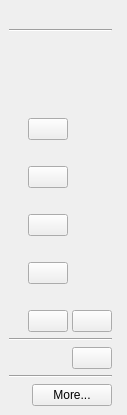
osza-tools/osza-browser, file src/lib/other/siteinfowidget.ui: the form before one commit.
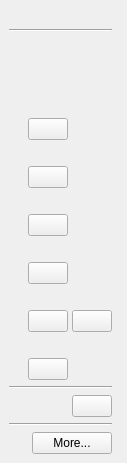
The form after the commit.

```diff
--- a/src/lib/other/siteinfowidget.ui
+++ b/src/lib/other/siteinfowidget.ui
@@ -38,7 +38,7 @@
       <property name="rightMargin">
        <number>15</number>
       </property>
-      <item row="16" column="0" colspan="3">
+      <item row="18" column="0" colspan="3">
        <layout class="QHBoxLayout" name="horizontalLayout_3">
         <item>
          <widget class="QLabel" name="protocolHandlerLabel"/>
@@ -65,7 +65,7 @@
         </property>
        </widget>
       </item>
-      <item row="18" column="0" colspan="3">
+      <item row="20" column="0" colspan="3">
        <layout class="QHBoxLayout" name="horizontalLayout_2">
         <property name="spacing">
          <number>6</number>
@@ -111,7 +111,7 @@
         </property>
        </widget>
       </item>
-      <item row="15" column="0" colspan="3">
+      <item row="17" column="0" colspan="3">
        <widget class="Line" name="protocolHandlerLine">
         <property name="orientation">
          <enum>Qt::Horizontal</enum>
@@ -125,7 +125,7 @@
         </property>
        </widget>
       </item>
-      <item row="17" column="0" colspan="3">
+      <item row="19" column="0" colspan="3">
        <widget class="Line" name="line">
         <property name="orientation">
          <enum>Qt::Horizontal</enum>
@@ -334,6 +334,43 @@
         </item>
        </layout>
       </item>
+      <item row="15" column="2">
+       <layout class="QHBoxLayout" name="cookieLifecycleRowLayout">
+        <property name="spacing">
+         <number>4</number>
+        </property>
+        <item>
+         <widget class="QLabel" name="cookieLifecycleLabel">
+          <property name="sizePolicy">
+           <sizepolicy hsizetype="MinimumExpanding" vsizetype="Preferred">
+            <horstretch>0</horstretch>
+            <verstretch>0</verstretch>
+           </sizepolicy>
+          </property>
+         </widget>
+        </item>
+        <item>
+         <widget class="QLabel" name="cookieLifecycleDiffLink">
+          <property name="sizePolicy">
+           <sizepolicy hsizetype="Maximum" vsizetype="Preferred">
+            <horstretch>0</horstretch>
+            <verstretch>0</verstretch>
+           </sizepolicy>
+          </property>
+         </widget>
+        </item>
+       </layout>
+      </item>
+      <item row="16" column="2">
+       <widget class="QPushButton" name="cookieLifecycleButton">
+        <property name="sizePolicy">
+         <sizepolicy hsizetype="Maximum" vsizetype="Fixed">
+          <horstretch>0</horstretch>
+          <verstretch>0</verstretch>
+         </sizepolicy>
+        </property>
+       </widget>
+      </item>
       <item row="0" column="0" colspan="3">
        <widget class="QLabel" name="titleLabel">
         <property name="alignment">
```
